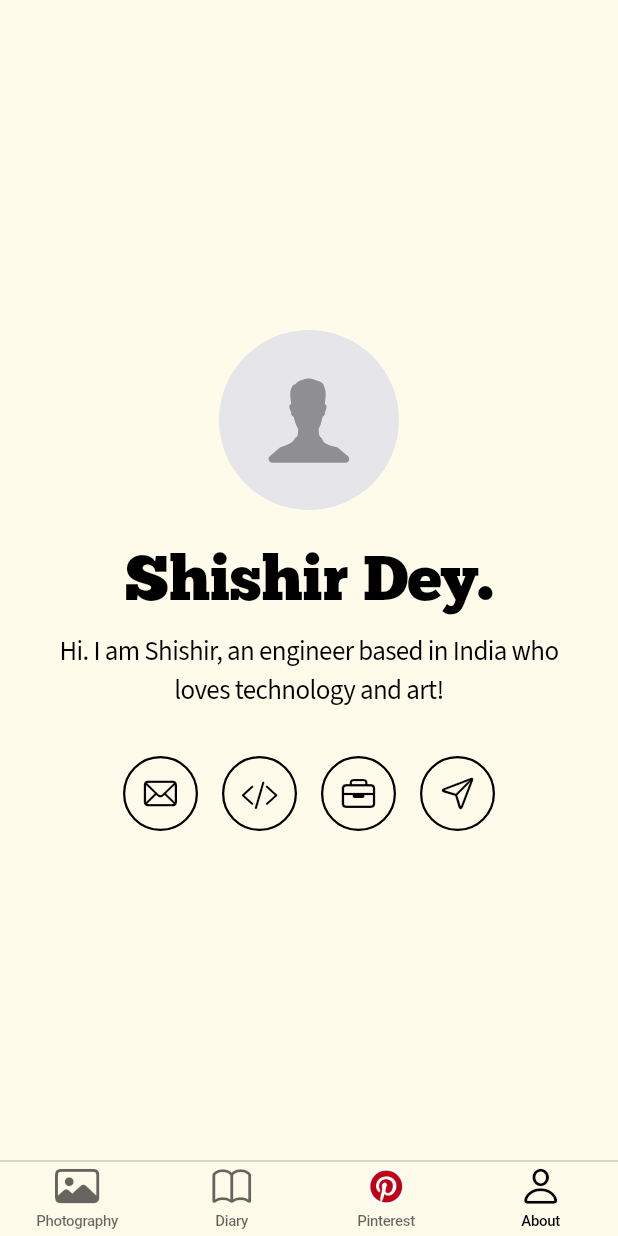
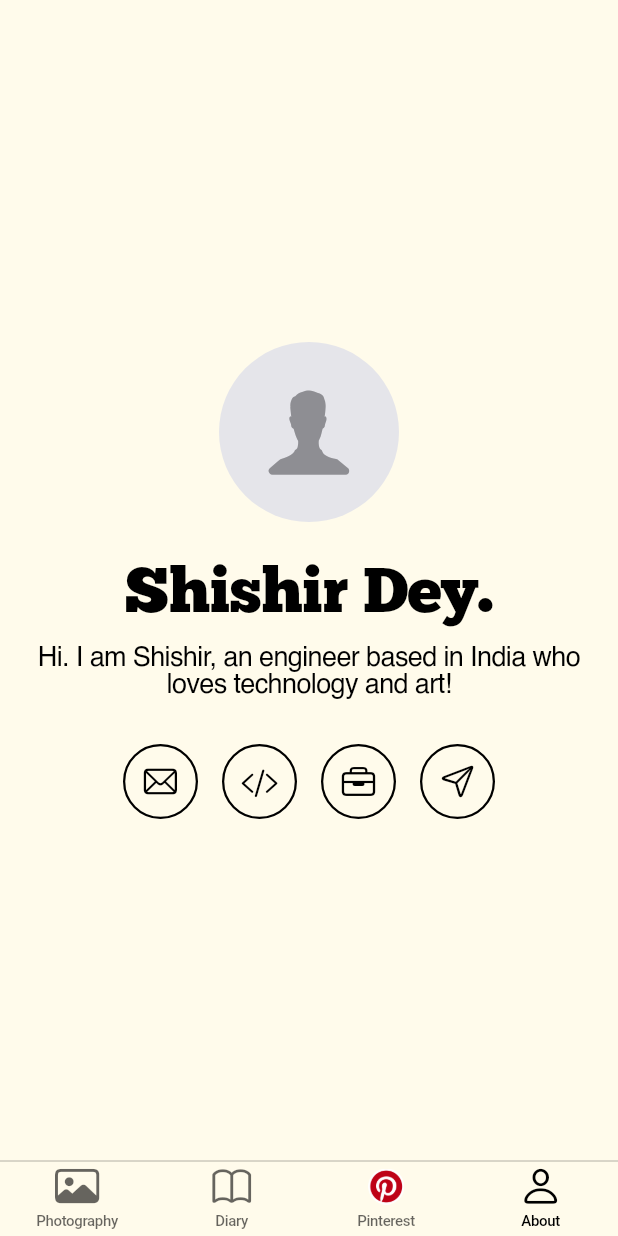
Before and after one commit to shishir-dey/shishir_dey, a Flutter app: the screen it shows after launch, item 4 of the bottom bar chosen, on a phone screen of 412 x 824 dp. Run offline on Flutter 3.47's test engine with Material 3 defaults, Android fonts, the phone set to English and light mode, and no system bars; our stand-ins replace webview_flutter; missing offline and left inert: webview_flutter_android, webview_flutter_wkwebview; network calls fail.

Commit message:
Revert font to Helvetica

```diff
--- a/lib/screens/contact_screen.dart
+++ b/lib/screens/contact_screen.dart
@@ -47,7 +47,7 @@ class ContactScreen extends StatelessWidget {
                   'Hi. I am Shishir, an engineer based in India who loves technology and art!',
                   textAlign: TextAlign.center,
                   style: TextStyle(
-                    fontFamily: 'SourceSans3',
+                    fontFamily: 'Helvetica',
                     fontSize: 18,
                     color: CupertinoColors.black,
                   ),
--- a/pubspec.yaml
+++ b/pubspec.yaml
@@ -87,9 +87,9 @@ flutter:
     - family: Chunkfive
       fonts:
         - asset: assets/fonts/ChunkFive.otf
-    - family: SourceSans3
+    - family: Helvetica
       fonts:
-        - asset: assets/fonts/SourceSans3.ttf
+        - asset: assets/fonts/Helvetica.ttf
   #   - family: Schyler
   #     fonts:
   #       - asset: fonts/Schyler-Regular.ttf
```
Also changed, not shown: assets/fonts/Helvetica.ttf (added), assets/fonts/SourceSans3.ttf (deleted), pubspec.lock.
